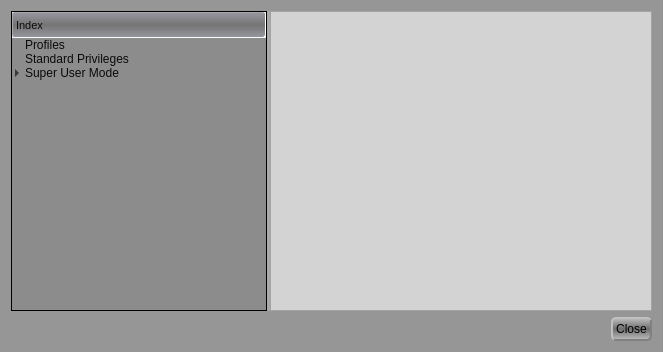
First picture: the form in GCXMLGenerator/forms/gchelpdialog.ui, repository goblincoding/xmlmill, before the edit.
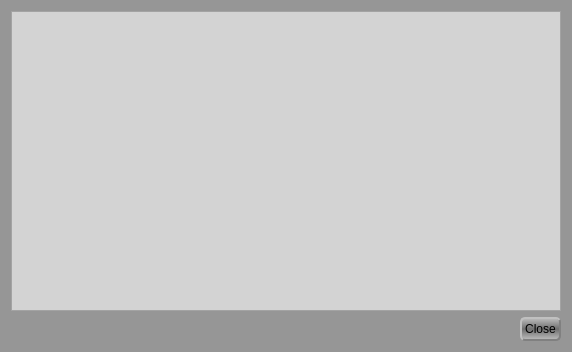
Second picture: the form after the edit. Icons and pictures are not drawn.

Commit message: Sorted out the Help form (for now at least).

What changed in the file:
```diff
--- a/GCXMLGenerator/forms/gchelpdialog.ui
+++ b/GCXMLGenerator/forms/gchelpdialog.ui
@@ -6,7 +6,7 @@
    <rect>
     <x>0</x>
     <y>0</y>
-    <width>663</width>
+    <width>572</width>
     <height>352</height>
    </rect>
   </property>
@@ -297,48 +297,6 @@
      <property name="orientation">
       <enum>Qt::Horizontal</enum>
      </property>
-     <widget class="QTreeWidget" name="treeWidget">
-      <property name="sizePolicy">
-       <sizepolicy hsizetype="Expanding" vsizetype="Expanding">
-        <horstretch>0</horstretch>
-        <verstretch>0</verstretch>
-       </sizepolicy>
-      </property>
-      <property name="editTriggers">
-       <set>QAbstractItemView::NoEditTriggers</set>
-      </property>
-      <property name="indentation">
-       <number>10</number>
-      </property>
-      <property name="animated">
-       <bool>true</bool>
-      </property>
-      <column>
-       <property name="text">
-        <string>Index</string>
-       </property>
-      </column>
-      <item>
-       <property name="text">
-        <string>Profiles</string>
-       </property>
-      </item>
-      <item>
-       <property name="text">
-        <string>Standard Privileges</string>
-       </property>
-      </item>
-      <item>
-       <property name="text">
-        <string>Super User Mode</string>
-       </property>
-       <item>
-        <property name="text">
-         <string>Importing XML</string>
-        </property>
-       </item>
-      </item>
-     </widget>
      <widget class="QTextBrowser" name="textBrowser">
       <property name="sizePolicy">
        <sizepolicy hsizetype="Expanding" vsizetype="Expanding">
```
The commit also changes 2 other files.
